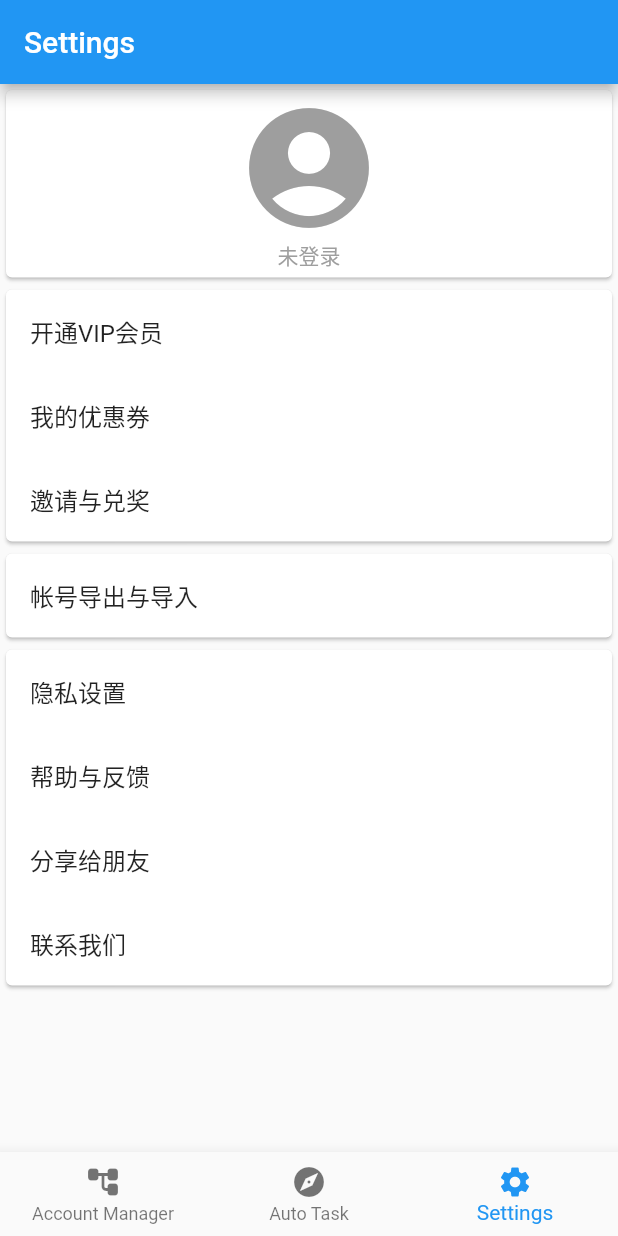
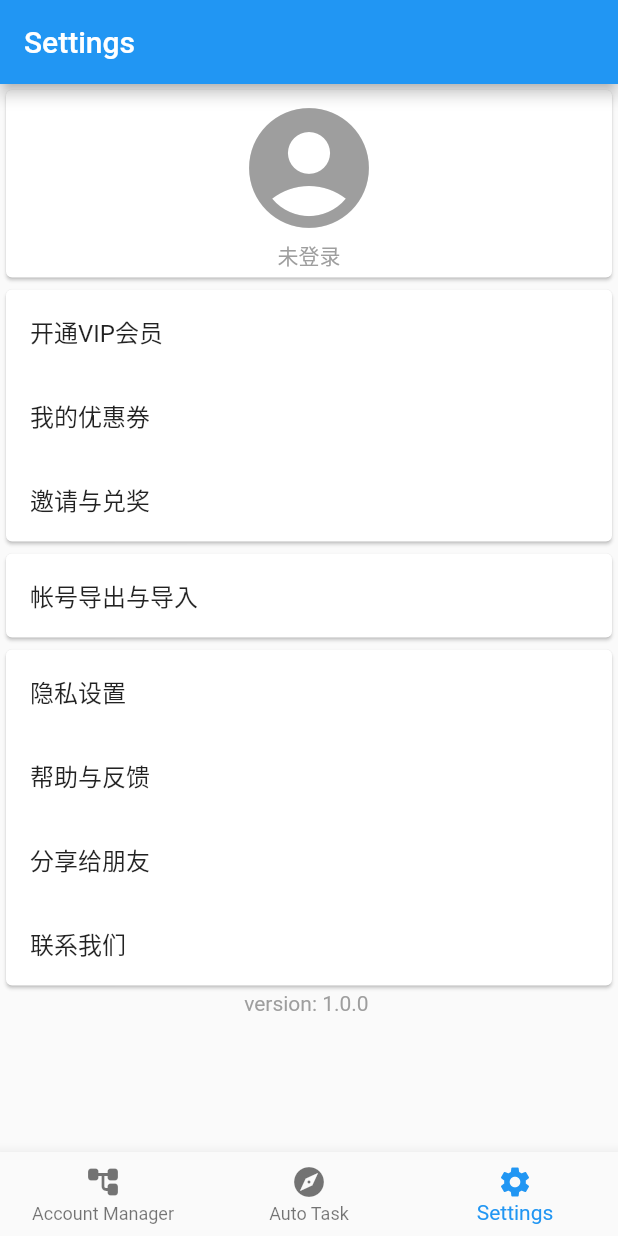
Before and after one commit to xiaominglui/xyj-demo, a Flutter app: the screen it shows after launch, item 3 of the bottom bar chosen, on a phone screen of 412 x 824 dp. Run offline on Flutter 3.47's test engine with Material 2 defaults, Android fonts, the phone set to English and light mode, and no system bars; our stand-ins replace file_picker, fluttertoast, permission_handler, sqflite, webview_flutter; missing offline and left inert: webview_flutter_android, webview_flutter_wkwebview; accounts and stored records are empty.

Commit message:
Update settings_page2.dart

```diff
--- a/lib/settings_page2.dart
+++ b/lib/settings_page2.dart
@@ -42,6 +42,12 @@ class SettingsPage2 extends StatelessWidget {
               SettingItem(title: '帮助与反馈'),
               SettingItem(title: '分享给朋友'),
               SettingItem(title: '联系我们'),
+            ],
+          ),
+          Column(
+            mainAxisAlignment: MainAxisAlignment.center,
+            children: const [
+              Text('version: 1.0.0 ', style: TextStyle(color: Colors.grey))
             ],
           ),
         ],
```
